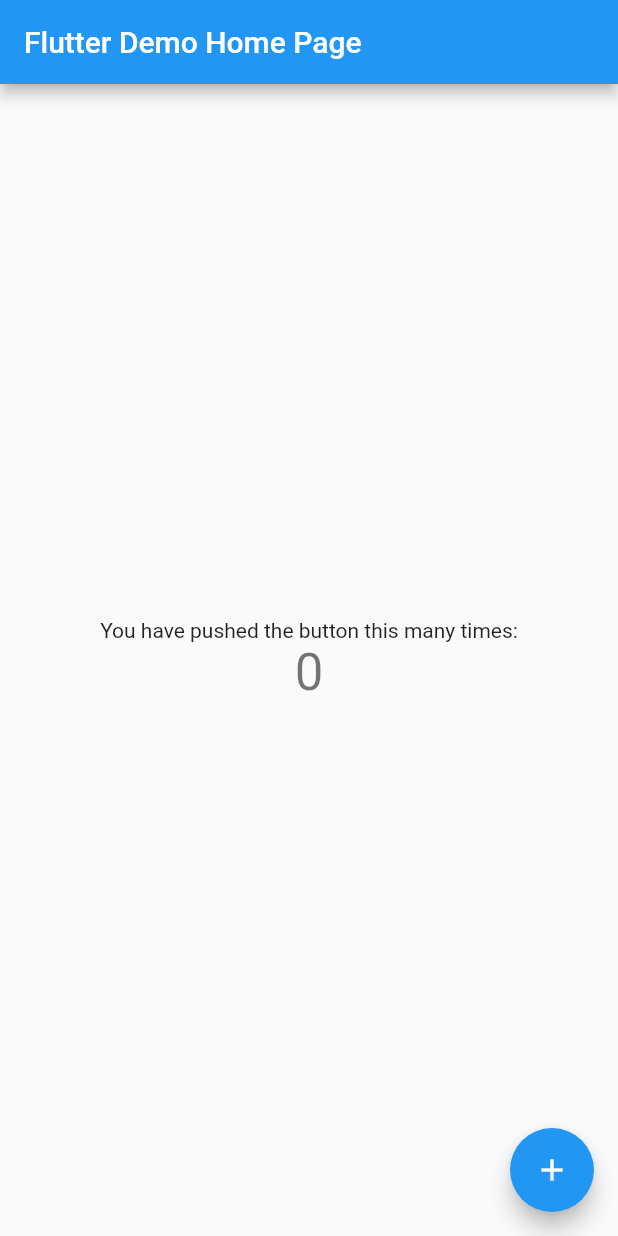
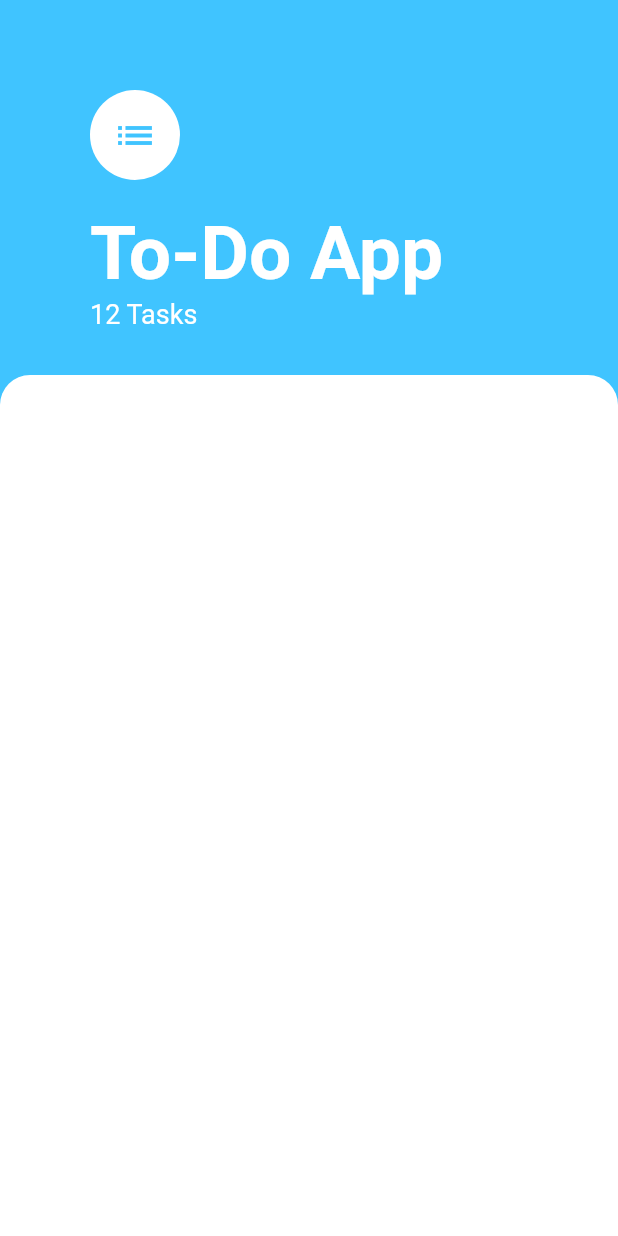
Before and after one commit to me-aditya/To-Do-App-Flutter, a Flutter app: the screen it shows after launch, on a phone screen of 412 x 824 dp. Run offline on Flutter 3.47's test engine with Material 2 defaults, Android fonts, the phone set to English and light mode, and no system bars.

Commit message:
added task_screen.dart basic ui done

```diff
--- a/lib/main.dart
+++ b/lib/main.dart
@@ -1,4 +1,5 @@
 import 'package:flutter/material.dart';
+import 'package:todo_list/screens/task_screen.dart';
 
 void main() {
   runApp(MyApp());
@@ -9,105 +10,10 @@ class MyApp extends StatelessWidget {
   @override
   Widget build(BuildContext context) {
     return MaterialApp(
-      title: 'Flutter Demo',
-      theme: ThemeData(
-        // This is the theme of your application.
-        //
-        // Try running your application with "flutter run". You'll see the
-        // application has a blue toolbar. Then, without quitting the app, try
-        // changing the primarySwatch below to Colors.green and then invoke
-        // "hot reload" (press "r" in the console where you ran "flutter run",
-        // or simply save your changes to "hot reload" in a Flutter IDE).
-        // Notice that the counter didn't reset back to zero; the application
-        // is not restarted.
-        primarySwatch: Colors.blue,
-      ),
-      home: MyHomePage(title: 'Flutter Demo Home Page'),
+      initialRoute: TasksScreen.id,
+      routes: {
+        TasksScreen.id: (context) => TasksScreen(),
+      },
     );
   }
 }
-
-class MyHomePage extends StatefulWidget {
-  MyHomePage({Key key, this.title}) : super(key: key);
-
-  // This widget is the home page of your application. It is stateful, meaning
-  // that it has a State object (defined below) that contains fields that affect
-  // how it looks.
-
-  // This class is the configuration for the state. It holds the values (in this
-  // case the title) provided by the parent (in this case the App widget) and
-  // used by the build method of the State. Fields in a Widget subclass are
-  // always marked "final".
-
-  final String title;
-
-  @override
-  _MyHomePageState createState() => _MyHomePageState();
-}
-
-class _MyHomePageState extends State<MyHomePage> {
-  int _counter = 0;
-
-  void _incrementCounter() {
-    setState(() {
-      // This call to setState tells the Flutter framework that something has
-      // changed in this State, which causes it to rerun the build method below
-      // so that the display can reflect the updated values. If we changed
-      // _counter without calling setState(), then the build method would not be
-      // called again, and so nothing would appear to happen.
-      _counter++;
-    });
-  }
-
-  @override
-  Widget build(BuildContext context) {
-    // This method is rerun every time setState is called, for instance as done
-    // by the _incrementCounter method above.
-    //
-    // The Flutter framework has been optimized to make rerunning build methods
-    // fast, so that you can just rebuild anything that needs updating rather
-    // than having to individually change instances of widgets.
-    return Scaffold(
-      appBar: AppBar(
-        // Here we take the value from the MyHomePage object that was created by
-        // the App.build method, and use it to set our appbar title.
-        title: Text(widget.title),
-      ),
-      body: Center(
-        // Center is a layout widget. It takes a single child and positions it
-        // in the middle of the parent.
-        child: Column(
-          // Column is also a layout widget. It takes a list of children and
-          // arranges them vertically. By default, it sizes itself to fit its
-          // children horizontally, and tries to be as tall as its parent.
-          //
-          // Invoke "debug painting" (press "p" in the console, choose the
-          // "Toggle Debug Paint" action from the Flutter Inspector in Android
-          // Studio, or the "Toggle Debug Paint" command in Visual Studio Code)
-          // to see the wireframe for each widget.
-          //
-          // Column has various properties to control how it sizes itself and
-          // how it positions its children. Here we use mainAxisAlignment to
-          // center the children vertically; the main axis here is the vertical
-          // axis because Columns are vertical (the cross axis would be
-          // horizontal).
-          mainAxisAlignment: MainAxisAlignment.center,
-          children: <Widget>[
-            Text(
-              'You have pushed the button this many times:',
-            ),
-            Text(
-              '$_counter',
-              style: Theme.of(context).textTheme.headline4,
-            ),
-          ],
-        ),
-      ),
-      floatingActionButton: FloatingActionButton(
-        onPressed: _incrementCounter,
-        tooltip: 'Increment',
-        child: Icon(Icons.add),
-      ), // This trailing comma makes auto-formatting nicer for build methods.
-    );
-  }
-}
--- /dev/null
+++ b/lib/screens/task_screen.dart
@@ -0,0 +1,64 @@
+import 'package:flutter/material.dart';
+
+class TasksScreen extends StatelessWidget {
+  static String id = 'task_screen';
+
+  @override
+  Widget build(BuildContext context) {
+    return Scaffold(
+      backgroundColor: Colors.lightBlueAccent,
+      body: Column(
+        crossAxisAlignment: CrossAxisAlignment.start,
+        children: <Widget>[
+          Container(
+            padding: EdgeInsets.only(
+                left: 60.0, top: 60.0, right: 30.0, bottom: 30.0),
+            child: Column(
+              crossAxisAlignment: CrossAxisAlignment.start,
+              children: <Widget>[
+                CircleAvatar(
+                  child: Icon(
+                    Icons.list,
+                    size: 30.0,
+                    color: Colors.lightBlueAccent,
+                  ),
+                  backgroundColor: Colors.white,
+                  radius: 30.0,
+                ),
+                SizedBox(
+                  height: 20.0,
+                ),
+                Text(
+                  "To-Do App",
+                  style: TextStyle(
+                    fontSize: 50.0,
+                    fontWeight: FontWeight.w700,
+                    color: Colors.white,
+                  ),
+                ),
+                Text(
+                  '12 Tasks',
+                  style: TextStyle(
+                    fontSize: 18.0,
+                    color: Colors.white,
+                  ),
+                ),
+              ],
+            ),
+          ),
+          Expanded(
+            child: Container(
+              decoration: BoxDecoration(
+                borderRadius: BorderRadius.only(
+                  topLeft: Radius.circular(20.0),
+                  topRight: Radius.circular(20.0),
+                ),
+                color: Colors.white,
+              ),
+            ),
+          ),
+        ],
+      ),
+    );
+  }
+}
```
